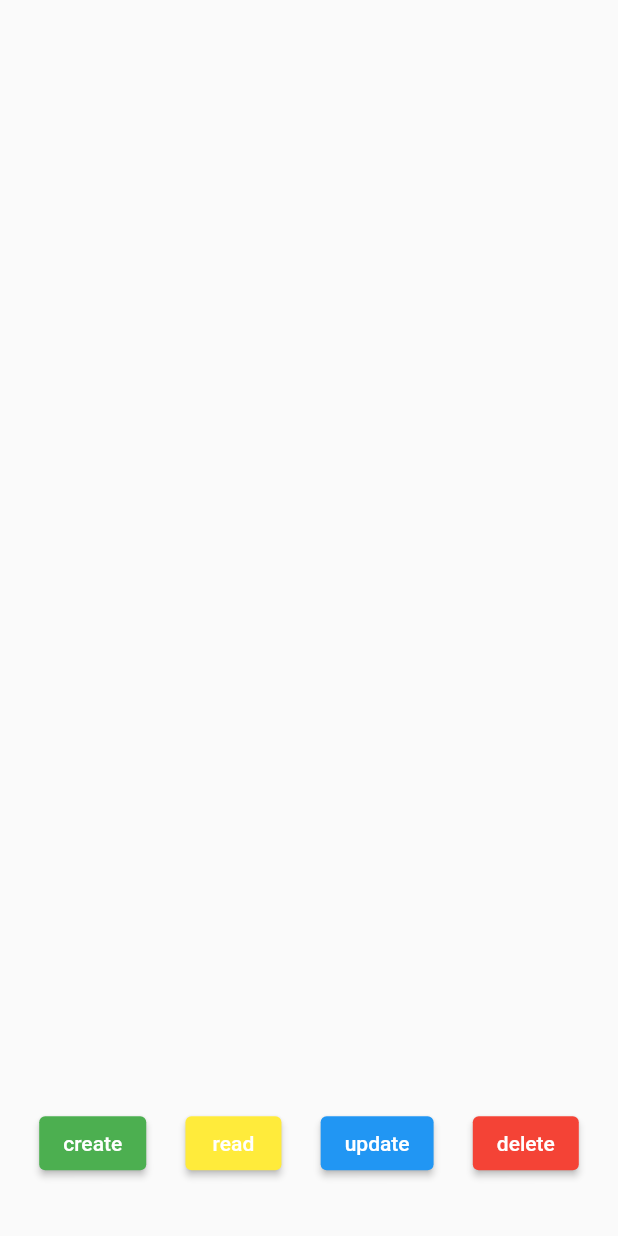
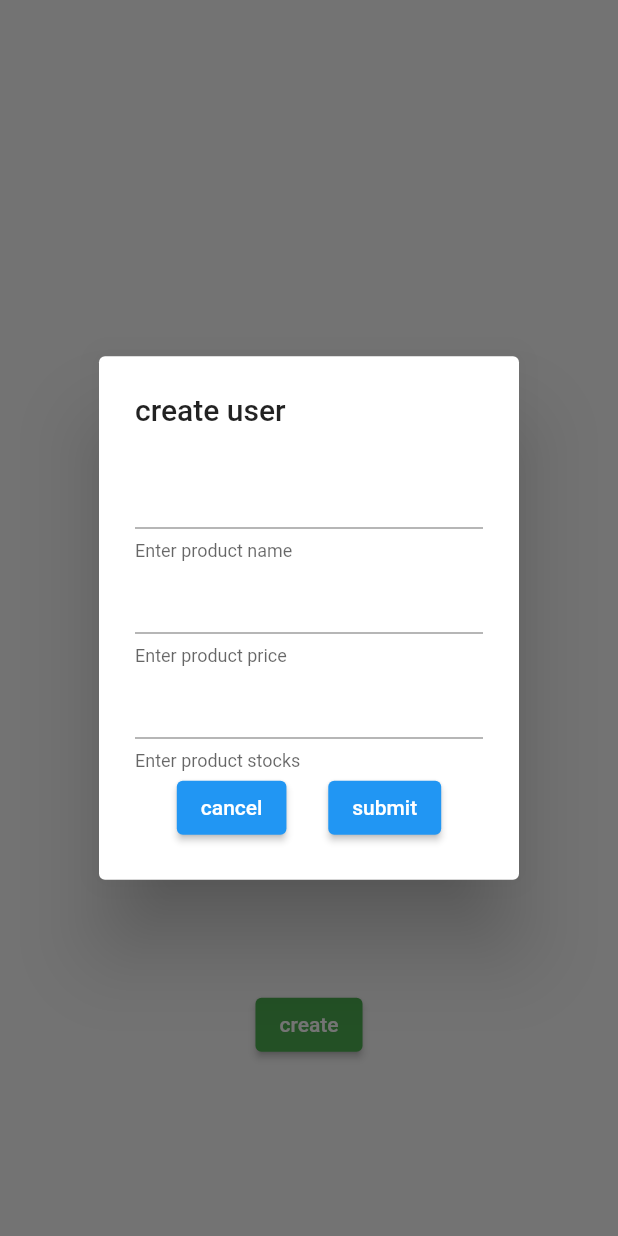
Before and after one commit to ADARSH-PS123/flutter_bloc_djangoapi_crud, a Flutter app: the screen it shows after launch, after a tap on "create", on a phone screen of 412 x 824 dp. Run offline on Flutter 3.47's test engine with Material 2 defaults, Android fonts, the light colour scheme and no system bars; our stand-ins replace dartz, flutter_bloc, freezed_annotation, get_it, injectable; network calls fail.

Commit message:
create and read completed

```diff
--- a/lib/application/bloc/my_bloc.dart
+++ b/lib/application/bloc/my_bloc.dart
@@ -18,10 +18,18 @@ class MyBloc extends Bloc<MyEvent, MyState> {
   Repo repo;
   MyBloc(this.repo) : super(MyState.initial()) {
     on<_Read>((event, emit) async {
-      final result = await repo.read();
+      final result =await  repo.read();
+    await  emit.forEach(result, onData:((Either<Failure,List<Models>>data) => data.fold(
+          (l) => state.copyWith(optionSuccessFailure: Some(Left(l))),
+          (List<Models> lModels) => state.copyWith(lModels: lModels))
+      ) );
+    });
+
+   on<_Create>((event, emit) async {
+      final result = await repo.create(event.model);
       final out = result.fold(
           (l) => state.copyWith(optionSuccessFailure: Some(Left(l))),
-          (lModels) => state.copyWith(lModels: lModels));
+          (strings) => state.copyWith(optionSuccessFailure: Some(Right(strings))));
       emit(out);
     });
   }
--- a/lib/domain/iRepo.dart
+++ b/lib/domain/iRepo.dart
@@ -4,7 +4,7 @@ import 'package:dartz/dartz.dart';
 
 abstract class IRepo{
   Future<Either<Failure,String>>create(Models model);
-    Future<Either<Failure,List<Models>>>read();
+    Stream<Either<Failure,List<Models>>>read();
       Future<Either<Failure,String>>update(Models model);
         Future<Either<Failure,String>>delete(int id);
 }
--- a/lib/presentation/mainPage.dart/mainPage.dart
+++ b/lib/presentation/mainPage.dart/mainPage.dart
@@ -1,32 +1,42 @@
 import 'package:apicrud/application/bloc/my_bloc.dart';
+import 'package:apicrud/domain/models/models.dart';
 import 'package:flutter/material.dart';
 import 'package:flutter/src/foundation/key.dart';
 import 'package:flutter/src/widgets/framework.dart';
 import 'package:flutter_bloc/flutter_bloc.dart';
 
 class MainPage extends StatelessWidget {
-  const MainPage({Key? key}) : super(key: key);
-
+  MainPage({Key? key}) : super(key: key);
+  TextEditingController productController = TextEditingController();
+  TextEditingController priceController = TextEditingController();
+  TextEditingController stockController = TextEditingController();
   @override
   Widget build(BuildContext context) {
+    WidgetsBinding.instance.addPostFrameCallback((timeStamp) {  BlocProvider.of<MyBloc>(context).add(MyEvent.read());});
     final size = MediaQuery.of(context).size;
     return BlocBuilder<MyBloc, MyState>(
       builder: (context, state) {
-
         return Scaffold(
           body: SafeArea(
+            child: SingleChildScrollView(
               child: Column(children: [
                 SizedBox(
-                  width: double.infinity,
-                  height: size.height * .85,
-                  child:ListView.builder(itemCount: state.lModels.length,
-                    itemBuilder: ((context, index) => ListTile(trailing: Text(state.lModels[index].stocks.toString()),
-                      title: Text(state.lModels[index].name??""),subtitle: Text(state.lModels[index].price.toString()),
-                    )))),
-              Expanded(
-                child: SizedBox(
-                  width: double.infinity,
-                  child: Row(
+                  height: MediaQuery.of(context).size.height * .8,
+                  child: ListView.builder(
+                      itemCount: state.lModels.length,
+                      shrinkWrap: true,
+                      itemBuilder: ((context, index) => ListTile(
+                        leading: Text(state.lModels[index].stocks.toString()),
+                            trailing:IconButton(onPressed: (){
+
+                            }, icon: Icon(Icons.edit))
+                                ,
+                            title: Text(state.lModels[index].name ?? ""),
+                            subtitle:
+                                Text(state.lModels[index].price.toString()),
+                          ))),
+                ),
+                Row(
                     mainAxisAlignment: MainAxisAlignment.spaceEvenly,
                     children: [
                       ElevatedButton(
@@ -34,35 +44,66 @@ class MainPage extends StatelessWidget {
                             backgroundColor:
                                 MaterialStateProperty.all(Colors.green)),
                         child: Text("create"),
-                          onPressed: () {},
+                        onPressed: () {
+                          showDialog(
+                              context: context,
+                              builder: (BuildContext context) {
+                                return AlertDialog(
+                                  title: Text("create user"),
+                                  content: SingleChildScrollView(
+                                    child: Column(
+                                      children: [
+                                        TextField(
+                                          controller: productController,
+                                          decoration: InputDecoration(
+                                              helperText: "Enter product name"),
                                         ),
+                                        TextField(
+                                          controller: priceController,
+                                          decoration: InputDecoration(
+                                              helperText:
+                                                  "Enter product price"),
+                                        ),
+                                        TextField(
+                                          controller: stockController,
+                                          decoration: InputDecoration(
+                                              helperText:
+                                                  "Enter product stocks"),
+                                        ),
+                                        Row(
+                                          mainAxisAlignment: MainAxisAlignment.spaceEvenly,
+                                          children: [
                                             ElevatedButton(
-                          style: ButtonStyle(
-                              backgroundColor:
-                                  MaterialStateProperty.all(Colors.yellow)),
-                          child: Text("read"),
                                                 onPressed: () {
-                            BlocProvider.of<MyBloc>(context).add(MyEvent.read());
+                                                       Navigator.of(context).pop();
+                                                },
+                                                child: Text("cancel")),
+                                            ElevatedButton(
+                                                onPressed: () {
+
+                                                  Models model=Models();
+                                                  model.name = productController.text;
+                                                model.photo='https//';
+                                                  model.price =double.parse(priceController.text.toString()) ;
+                                                  model.stocks =int.parse( stockController.text.toString() );
+                                                  BlocProvider.of<MyBloc>(context).add(MyEvent.create(model: model));
+                                                 Navigator.of(context).pop();
+                                                },
+                                                child: Text("submit")),
+                                          ],
+                                        )
+                                      ],
+                                    ),
+                                  ),
+                                );
+                              });
                         },
                       ),
-                        ElevatedButton(
-                          style: ButtonStyle(
-                              backgroundColor:
-                                  MaterialStateProperty.all(Colors.blue)),
-                          child: Text("update"),
-                          onPressed: () {},
-                        ),
-                        ElevatedButton(
-                          style: ButtonStyle(
-                              backgroundColor:
-                                  MaterialStateProperty.all(Colors.red)),
-                          child: Text("delete"),
-                          onPressed: () {},
-                        )
+
+
+                    ])
               ]),
             ),
-              )
-            ]),
           ),
         );
       },
```
Also changed, not shown: lib/infrastructure/repo.dart (+66 -68 lines), lib/domain/models/models.g.dart, 1 other file. Lines whose indentation alone changed are shown as unchanged.
